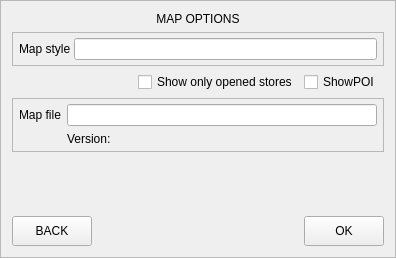
dotevo/Pilocik, file Pilocik/mapoptionswindow.ui: the form before one commit.
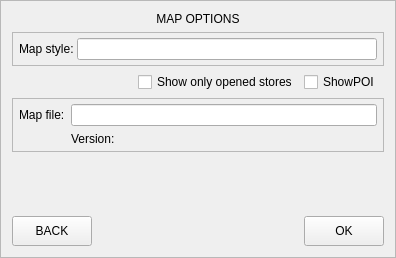
The form after the commit. Custom widgets are drawn as their Qt base class.

```diff
--- a/Pilocik/mapoptionswindow.ui
+++ b/Pilocik/mapoptionswindow.ui
@@ -47,7 +47,7 @@
       <item>
        <widget class="QLabel" name="nearestLabel">
         <property name="text">
-         <string>Map style</string>
+         <string>Map style:</string>
         </property>
        </widget>
       </item>
@@ -81,7 +81,7 @@
       <item row="0" column="0">
        <widget class="QLabel" name="nearestLabel_2">
         <property name="text">
-         <string>Map file</string>
+         <string>Map file:</string>
         </property>
        </widget>
       </item>
```
